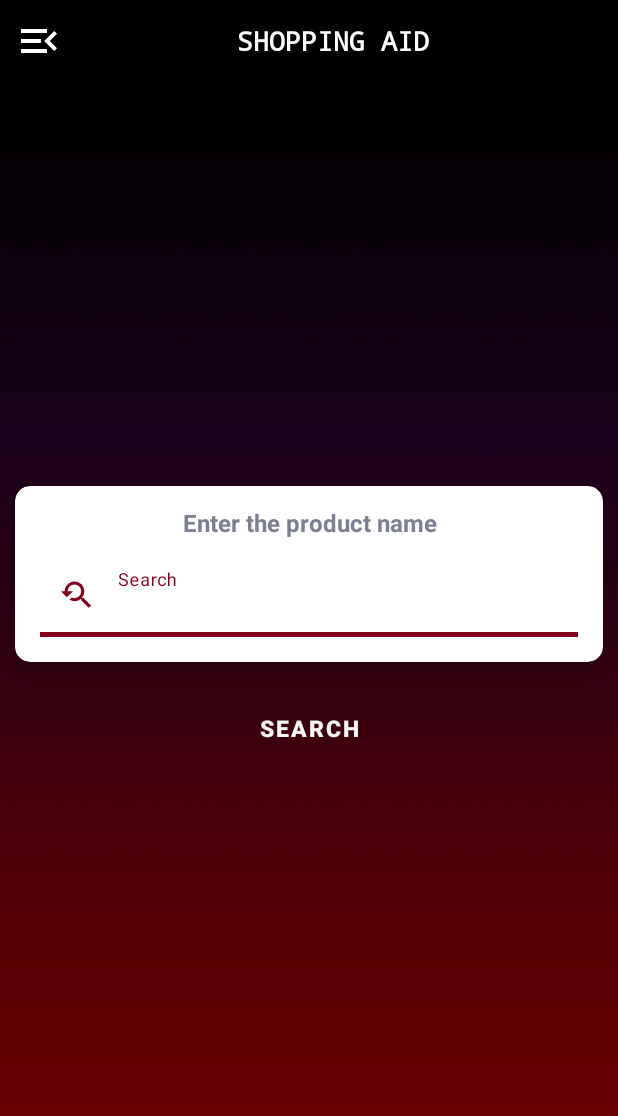
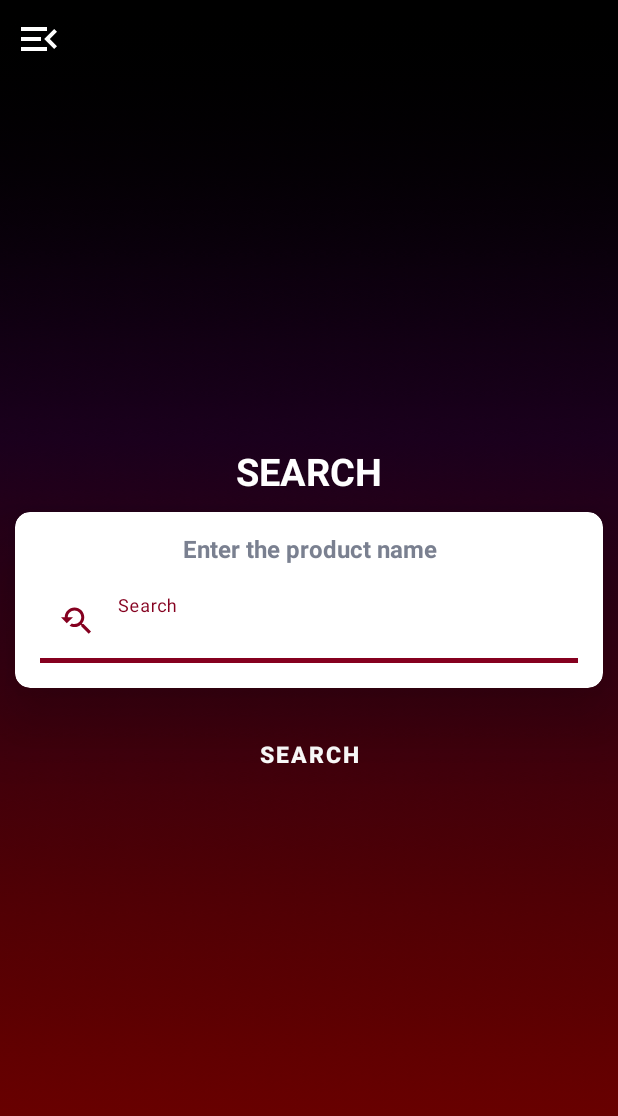
Before and after one commit to githiomi/ShopperAid, an Android app: the screen it shows after launch once a user with an empty profile is signed in (SearchActivity), on a phone screen of 412 x 824 dp. Shown: the top 1116 px of the screen. Run offline under Robolectric (Android 15) with nearby library versions, the light colour scheme and no system bars; our stand-ins replace ButterKnife, Firebase (no records; nobody signed in at launch, a user with empty details on screens opened directly).

```diff
--- a/app/src/main/java/com/githiomi/onlineshoppingassistant/Ui/MainActivity.java
+++ b/app/src/main/java/com/githiomi/onlineshoppingassistant/Ui/MainActivity.java
@@ -33,7 +33,7 @@ public class MainActivity extends AppCompatActivity {
             public void run() {
                 startApp();
             }
-        }, 3000);
+        }, 1500);
     }
 
     // Method that will take user to the login page.
@@ -45,5 +45,4 @@ public class MainActivity extends AppCompatActivity {
         finish();
 
     }
-
 }
--- a/app/src/main/java/com/githiomi/onlineshoppingassistant/Ui/SearchActivity.java
+++ b/app/src/main/java/com/githiomi/onlineshoppingassistant/Ui/SearchActivity.java
@@ -22,7 +22,7 @@ import com.google.firebase.auth.FirebaseAuth;
 import butterknife.BindView;
 import butterknife.ButterKnife;
 
-public class SearchActivity extends AppCompatActivity implements View.OnClickListener, View.OnFocusChangeListener, NavigationView.OnNavigationItemSelectedListener {
+public class SearchActivity extends AppCompatActivity implements View.OnClickListener, NavigationView.OnNavigationItemSelectedListener {
 
     //    TAG
     private static final String TAG = SearchActivity.class.getSimpleName();
@@ -52,8 +52,6 @@ public class SearchActivity extends AppCompatActivity implements View.OnClickLis
         // Binding widgets
         ButterKnife.bind(this);
 
-        // Click listeners
-        wSearchButton.setOnClickListener(this);
         // Navigation listeners
         wSideNavigation.setNavigationItemSelectedListener(this);
 
@@ -65,6 +63,9 @@ public class SearchActivity extends AppCompatActivity implements View.OnClickLis
         actionBarDrawerToggle.syncState();
         // Setting initial selected item
         wSideNavigation.setCheckedItem(R.id.toSearchNav);
+
+        // Click listeners
+        wSearchButton.setOnClickListener(this);
 
     }
 
@@ -90,14 +91,6 @@ public class SearchActivity extends AppCompatActivity implements View.OnClickLis
 
             performSearch(productSearched);
 
-        }
-    }
-
-    //    Methods to hide the keyboard
-    @Override
-    public void onFocusChange(View v, boolean hasFocus) {
-        if (v == wSearchInput) {
-            hideKeyboard(v);
         }
     }
 
--- a/app/src/main/res/drawable/ic_back.xml
+++ b/app/src/main/res/drawable/ic_back.xml
@@ -1,5 +1,5 @@
-<vector android:height="30dp" android:tint="#85001F"
+<vector android:height="20dp" android:tint="#85001F"
     android:viewportHeight="24" android:viewportWidth="24"
-    android:width="30dp" xmlns:android="http://schemas.android.com/apk/res/android">
+    android:width="20dp" xmlns:android="http://schemas.android.com/apk/res/android">
     <path android:fillColor="@android:color/white" android:pathData="M11.67,3.87L9.9,2.1 0,12l9.9,9.9 1.77,-1.77L3.54,12z"/>
 </vector>
--- a/app/src/main/res/drawable/ic_profile.xml
+++ b/app/src/main/res/drawable/ic_profile.xml
@@ -1,5 +1,5 @@
-<vector android:height="24dp" android:tint="#85001F"
+<vector android:height="20dp" android:tint="#85001F"
     android:viewportHeight="24" android:viewportWidth="24"
-    android:width="24dp" xmlns:android="http://schemas.android.com/apk/res/android">
+    android:width="20dp" xmlns:android="http://schemas.android.com/apk/res/android">
     <path android:fillColor="@android:color/white" android:pathData="M12,2c-4.97,0 -9,4.03 -9,9 0,4.17 2.84,7.67 6.69,8.69L12,22l2.31,-2.31C18.16,18.67 21,15.17 21,11c0,-4.97 -4.03,-9 -9,-9zM12,4c1.66,0 3,1.34 3,3s-1.34,3 -3,3 -3,-1.34 -3,-3 1.34,-3 3,-3zM12,18.3c-2.5,0 -4.71,-1.28 -6,-3.22 0.03,-1.99 4,-3.08 6,-3.08 1.99,0 5.97,1.09 6,3.08 -1.29,1.94 -3.5,3.22 -6,3.22z"/>
 </vector>
--- a/app/src/main/res/layout/activity_search.xml
+++ b/app/src/main/res/layout/activity_search.xml
@@ -6,8 +6,8 @@
     android:layout_width="match_parent"
     android:layout_height="match_parent"
     android:background="@drawable/gradient_background"
+    android:clickable="true"
     android:fitsSystemWindows="true"
-    android:clickable="true"
     android:focusable="true"
     android:focusableInTouchMode="true"
     tools:context=".Ui.SearchActivity"
@@ -36,14 +36,26 @@
 
     <LinearLayout
         android:layout_width="match_parent"
-        android:layout_height="match_parent"
+        android:layout_height="wrap_content"
         android:gravity="center"
         android:orientation="vertical">
+
+        <TextView
+            android:layout_width="match_parent"
+            android:layout_height="wrap_content"
+            android:background="@color/transparent"
+            android:text="@string/search"
+            android:textAlignment="center"
+            android:textAllCaps="true"
+            android:textColor="@color/white"
+            android:textSize="25sp"
+            android:textStyle="bold" />
 
         <androidx.cardview.widget.CardView
             android:layout_width="match_parent"
             android:layout_height="wrap_content"
             android:layout_margin="10dp"
+            android:focusable="false"
             app:cardBackgroundColor="@color/white"
             app:cardCornerRadius="10dp"
             app:cardElevation="30dp">
@@ -71,6 +83,7 @@
                     android:layout_height="wrap_content"
                     android:layout_gravity="center_vertical"
                     android:layout_margin="5dp"
+                    android:elevation="50dp"
                     android:hint="@string/search"
                     android:padding="1dp"
                     android:textColorHint="@color/colorPrimary"
@@ -86,7 +99,7 @@
                     <com.google.android.material.textfield.TextInputEditText
                         android:id="@+id/edSearchInput"
                         android:layout_width="match_parent"
-                        android:layout_height="match_parent"
+                        android:layout_height="wrap_content"
                         android:layout_gravity="center_vertical"
                         android:background="@color/white"
                         android:inputType="text"
@@ -108,7 +121,7 @@
             android:layout_marginTop="10dp"
             android:layout_marginEnd="20dp"
             android:background="@color/transparent"
-            android:elevation="50dp"
+            android:elevation="100dp"
             android:padding="2dp"
             android:text="@string/search"
             android:textAllCaps="true"
@@ -118,4 +131,18 @@
 
     </LinearLayout>
 
+    <LinearLayout
+        android:layout_width="match_parent"
+        android:layout_height="wrap_content"
+        android:gravity="bottom">
+
+        <androidx.recyclerview.widget.RecyclerView
+            android:id="@+id/recentSearchesRecyclerView"
+            android:layout_width="match_parent"
+            android:layout_height="wrap_content"
+            android:layout_margin="20dp"
+            android:background="@color/transparent" />
+
+    </LinearLayout>
+
 </androidx.drawerlayout.widget.DrawerLayout>
--- a/app/src/main/res/layout/search_toolbar.xml
+++ b/app/src/main/res/layout/search_toolbar.xml
@@ -15,17 +15,4 @@
         android:contentDescription="@string/open_navigation_drawer"
         android:src="@drawable/ic_menu" />
 
-    <TextView
-        android:layout_width="0dp"
-        android:layout_height="wrap_content"
-        android:layout_weight="1"
-        android:padding="5dp"
-        android:text="@string/app_spaced_name"
-        android:textAlignment="center"
-        android:textAllCaps="true"
-        android:textColor="@color/white"
-        android:textSize="17sp"
-        android:textStyle="bold"
-        android:typeface="monospace" />
-
 </LinearLayout>
--- a/app/src/main/res/values/themes.xml
+++ b/app/src/main/res/values/themes.xml
@@ -24,7 +24,7 @@
         <item name="colorSecondaryVariant">@color/teal_700</item>
         <item name="colorOnSecondary">@color/black</item>
         <!-- Status bar color. -->
-        <item name="android:statusBarColor">@color/transparent</item>
+        <item name="android:statusBarColor" tools:targetApi="l">@color/transparent</item>
     </style>
 
     <style name="NoActionBar" parent="Theme.MaterialComponents.DayNight.NoActionBar">
```
Also changed, not shown: app/src/main/java/com/githiomi/onlineshoppingassistant/Ui/LoginActivity.java (+17 -3 lines), app/src/main/res/layout/activity_login.xml (+12 -0 lines), app/src/main/res/layout/activity_main.xml (+11 -8 lines), app/src/main/res/layout/navigation_header.xml (+4 -4 lines).
